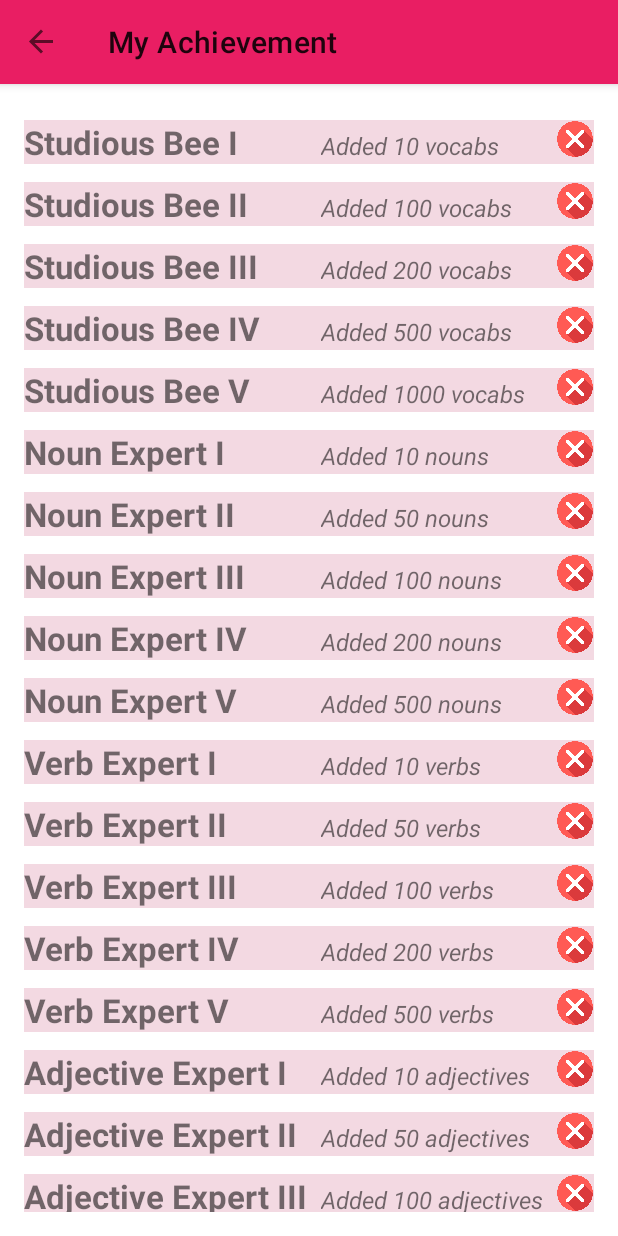
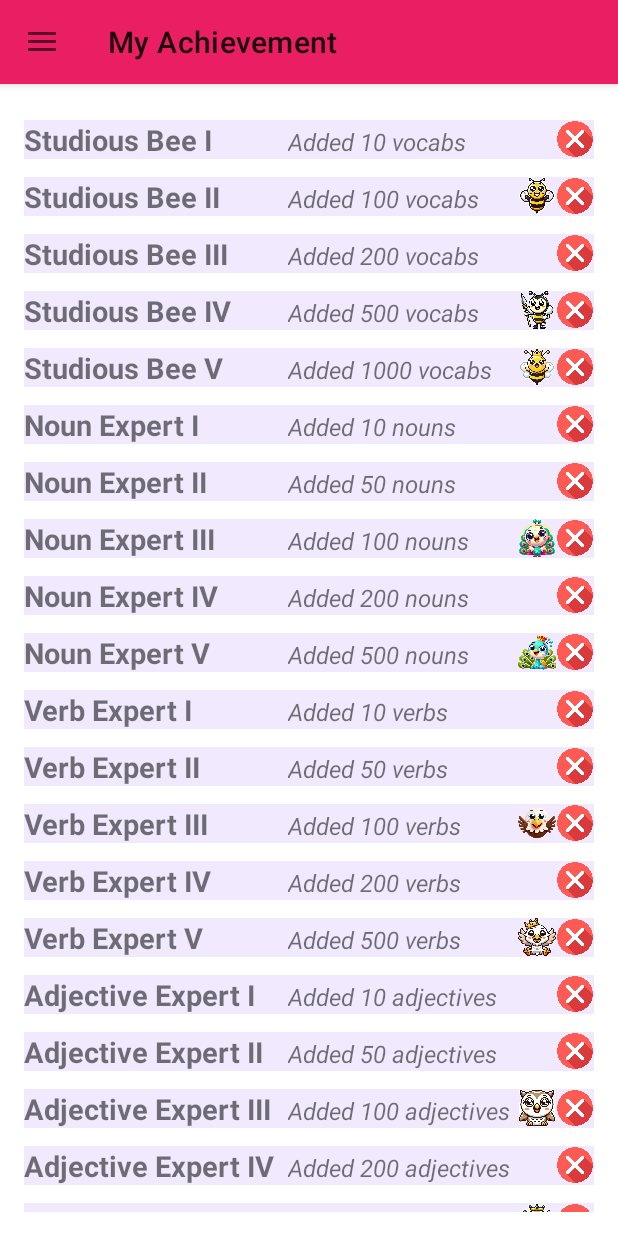
Before and after one commit to Lelekhoa1812/Linguaphile, an Android app: the MyAchievementFragment screen opened through its navigation route, on a phone screen of 412 x 824 dp. Run offline under Robolectric (Android 15) with nearby library versions, the phone set to English and light mode, and no system bars; our stand-ins replace Room's generated code, data binding, navigation-ui.

Commit message:
Twentyth commit. Solve these TODO from 19th commit: Define proper method asserting user's achievements. Enable locking avatar below achievement and allow dynamic avatar achievements on user's reach. Also, add more image resources.

```diff
--- a/app/src/main/java/com/example/linguaphile/MainActivity.kt
+++ b/app/src/main/java/com/example/linguaphile/MainActivity.kt
@@ -70,7 +70,8 @@
                 R.id.homeFragment,
                 R.id.addVocabularyFragment,
                 R.id.miniGameFragment,
-                R.id.profileFragment
+                R.id.profileFragment,
+                R.id.myAchievementFragment
             ), binding.drawerLayout
         )
         // Set up the navigation UI with the toolbar and drawer
--- a/app/src/main/java/com/example/linguaphile/adapters/AchievementAdapter.kt
+++ b/app/src/main/java/com/example/linguaphile/adapters/AchievementAdapter.kt
@@ -16,6 +16,7 @@
     class AchievementViewHolder(itemView: View) : RecyclerView.ViewHolder(itemView) {
         val achievementName: TextView = itemView.findViewById(R.id.achievementName)
         val achievementDescription: TextView = itemView.findViewById(R.id.achievementDescription)
+        val achievementUnlockImage: ImageView = itemView.findViewById(R.id.achievementUnlockImage)
         val achievementStatusImage: ImageView = itemView.findViewById(R.id.achievementStatusImage)
     }
 
@@ -30,11 +31,10 @@
         val achievement = achievementList[position]
         holder.achievementName.text = achievement.name
         holder.achievementDescription.text = achievement.description
+        // Set possible unlocked image on this achievement
+        achievement.unlockImageResId?.let { holder.achievementUnlockImage.setImageResource(it) }
         // Set image resource dynamically on achievement task status
-        var imageResId = R.drawable.no
-        if (achievement.status == 1) { imageResId = R.drawable.yes }
-        else { imageResId = R.drawable.no }
-        holder.achievementStatusImage.setImageResource(imageResId)
+        holder.achievementStatusImage.setImageResource(achievement.status)
     }
 
     // Count total number of item
--- a/app/src/main/java/com/example/linguaphile/entities/Achievement.kt
+++ b/app/src/main/java/com/example/linguaphile/entities/Achievement.kt
@@ -8,5 +8,6 @@
     @PrimaryKey(autoGenerate = true) val id: Int = 0,
     val name: String,
     val description: String,
+    val unlockImageResId: Int?, // The possible image can be unlocked with an achievement task
     val status: Int // True if completed, false otherwise, 1/0
 )
--- a/app/src/main/java/com/example/linguaphile/fragments/MyAchievementFragment.kt
+++ b/app/src/main/java/com/example/linguaphile/fragments/MyAchievementFragment.kt
@@ -1,6 +1,7 @@
 package com.example.linguaphile.fragments
 
 import android.os.Bundle
+import android.util.Log
 import android.view.LayoutInflater
 import android.view.View
 import android.view.ViewGroup
@@ -49,6 +50,13 @@
         val totalAdjectives = vocabularyList.count { it.type == "Adjective" }
         val totalAdverbs = vocabularyList.count { it.type == "Adverb" }
 
+        // Track and log all variable in advance
+        Log.d("MyAchievementFragment", totalVocab.toString())
+        Log.d("MyAchievementFragment", totalNouns.toString())
+        Log.d("MyAchievementFragment", totalVerbs.toString())
+        Log.d("MyAchievementFragment", totalAdjectives.toString())
+        Log.d("MyAchievementFragment", totalAdverbs.toString())
+
         // Track mini game completed and days logging in
 //        val completedMiniGames = vocabularyViewModel.getCompletedMiniGamesCount()
 //        val daysLoggedIn = vocabularyViewModel.getDaysLoggedIn()
@@ -62,39 +70,39 @@
 //            Achievement(4, "Enthusiast IV", "Logged in for 90 days", if (vocabularyViewModel.getDaysLoggedIn() >= 90) R.drawable.yes else R.drawable.no),
 
             // Studious Bee Achievements
-            Achievement(5, "Studious Bee I", "Added 10 vocabs", if (totalVocab >= 10) R.drawable.yes else R.drawable.no),
-            Achievement(6, "Studious Bee II", "Added 100 vocabs", if (totalVocab >= 100) R.drawable.yes else R.drawable.no),
-            Achievement(7, "Studious Bee III", "Added 200 vocabs", if (totalVocab >= 200) R.drawable.yes else R.drawable.no),
-            Achievement(8, "Studious Bee IV", "Added 500 vocabs", if (totalVocab >= 500) R.drawable.yes else R.drawable.no),
-            Achievement(9, "Studious Bee V", "Added 1000 vocabs", if (totalVocab >= 1000) R.drawable.yes else R.drawable.no),
+            Achievement(5, "Studious Bee I", "Added 10 vocabs", null, if (totalVocab >= 10) R.drawable.yes else R.drawable.no),
+            Achievement(6, "Studious Bee II", "Added 100 vocabs", R.drawable.bee1, if (totalVocab >= 100) R.drawable.yes else R.drawable.no),
+            Achievement(7, "Studious Bee III", "Added 200 vocabs", null, if (totalVocab >= 200) R.drawable.yes else R.drawable.no),
+            Achievement(8, "Studious Bee IV", "Added 500 vocabs", R.drawable.bee2, if (totalVocab >= 500) R.drawable.yes else R.drawable.no),
+            Achievement(9, "Studious Bee V", "Added 1000 vocabs", R.drawable.bee3, if (totalVocab >= 1000) R.drawable.yes else R.drawable.no),
 
             // Noun Expert Achievements
-            Achievement(10, "Noun Expert I", "Added 10 nouns", if (totalNouns >= 10) R.drawable.yes else R.drawable.no),
-            Achievement(11, "Noun Expert II", "Added 50 nouns", if (totalNouns >= 50) R.drawable.yes else R.drawable.no),
-            Achievement(12, "Noun Expert III", "Added 100 nouns", if (totalNouns >= 100) R.drawable.yes else R.drawable.no),
-            Achievement(13, "Noun Expert IV", "Added 200 nouns", if (totalNouns >= 200) R.drawable.yes else R.drawable.no),
-            Achievement(14, "Noun Expert V", "Added 500 nouns", if (totalNouns >= 500) R.drawable.yes else R.drawable.no),
+            Achievement(10, "Noun Expert I", "Added 10 nouns", null, if (totalNouns >= 10) R.drawable.yes else R.drawable.no),
+            Achievement(11, "Noun Expert II", "Added 50 nouns", null, if (totalNouns >= 50) R.drawable.yes else R.drawable.no),
+            Achievement(12, "Noun Expert III", "Added 100 nouns", R.drawable.peacock1, if (totalNouns >= 100) R.drawable.yes else R.drawable.no),
+            Achievement(13, "Noun Expert IV", "Added 200 nouns", null, if (totalNouns >= 200) R.drawable.yes else R.drawable.no),
+            Achievement(14, "Noun Expert V", "Added 500 nouns", R.drawable.peacock2, if (totalNouns >= 500) R.drawable.yes else R.drawable.no),
 
             // Verb Expert Achievements
-            Achievement(15, "Verb Expert I", "Added 10 verbs", if (totalVerbs >= 10) R.drawable.yes else R.drawable.no),
-            Achievement(16, "Verb Expert II", "Added 50 verbs", if (totalVerbs >= 50) R.drawable.yes else R.drawable.no),
-            Achievement(17, "Verb Expert III", "Added 100 verbs", if (totalVerbs >= 100) R.drawable.yes else R.drawable.no),
-            Achievement(18, "Verb Expert IV", "Added 200 verbs", if (totalVerbs >= 200) R.drawable.yes else R.drawable.no),
-            Achievement(19, "Verb Expert V", "Added 500 verbs", if (totalVerbs >= 500) R.drawable.yes else R.drawable.no),
+            Achievement(15, "Verb Expert I", "Added 10 verbs", null, if (totalVerbs >= 10) R.drawable.yes else R.drawable.no),
+            Achievement(16, "Verb Expert II", "Added 50 verbs", null, if (totalVerbs >= 50) R.drawable.yes else R.drawable.no),
+            Achievement(17, "Verb Expert III", "Added 100 verbs", R.drawable.eagle1, if (totalVerbs >= 100) R.drawable.yes else R.drawable.no),
+            Achievement(18, "Verb Expert IV", "Added 200 verbs", null, if (totalVerbs >= 200) R.drawable.yes else R.drawable.no),
+            Achievement(19, "Verb Expert V", "Added 500 verbs", R.drawable.eagle2, if (totalVerbs >= 500) R.drawable.yes else R.drawable.no),
 
             // Adjective Expert Achievements
-            Achievement(20, "Adjective Expert I", "Added 10 adjectives", if (totalAdjectives >= 10) R.drawable.yes else R.drawable.no),
-            Achievement(21, "Adjective Expert II", "Added 50 adjectives", if (totalAdjectives >= 50) R.drawable.yes else R.drawable.no),
-            Achievement(22, "Adjective Expert III", "Added 100 adjectives", if (totalAdjectives >= 100) R.drawable.yes else R.drawable.no),
-            Achievement(23, "Adjective Expert IV", "Added 200 adjectives", if (totalAdjectives >= 200) R.drawable.yes else R.drawable.no),
-            Achievement(24, "Adjective Expert V", "Added 500 adjectives", if (totalAdjectives >= 500) R.drawable.yes else R.drawable.no),
+            Achievement(20, "Adjective Expert I", "Added 10 adjectives", null, if (totalAdjectives >= 10) R.drawable.yes else R.drawable.no),
+            Achievement(21, "Adjective Expert II", "Added 50 adjectives", null, if (totalAdjectives >= 50) R.drawable.yes else R.drawable.no),
+            Achievement(22, "Adjective Expert III", "Added 100 adjectives", R.drawable.owl1, if (totalAdjectives >= 100) R.drawable.yes else R.drawable.no),
+            Achievement(23, "Adjective Expert IV", "Added 200 adjectives", null, if (totalAdjectives >= 200) R.drawable.yes else R.drawable.no),
+            Achievement(24, "Adjective Expert V", "Added 500 adjectives", R.drawable.owl2, if (totalAdjectives >= 500) R.drawable.yes else R.drawable.no),
 
             // Adverb Expert Achievements
-            Achievement(25, "Adverb Expert I", "Added 10 adverbs", if (totalAdverbs >= 10) R.drawable.yes else R.drawable.no),
-            Achievement(26, "Adverb Expert II", "Added 50 adverbs", if (totalAdverbs >= 50) R.drawable.yes else R.drawable.no),
-            Achievement(27, "Adverb Expert III", "Added 100 adverbs", if (totalAdverbs >= 100) R.drawable.yes else R.drawable.no),
-            Achievement(28, "Adverb Expert IV", "Added 200 adverbs", if (totalAdverbs >= 200) R.drawable.yes else R.drawable.no),
-            Achievement(29, "Adverb Expert V", "Added 500 adverbs", if (totalAdverbs >= 500) R.drawable.yes else R.drawable.no),
+            Achievement(25, "Adverb Expert I", "Added 10 adverbs", null, if (totalAdverbs >= 10) R.drawable.yes else R.drawable.no),
+            Achievement(26, "Adverb Expert II", "Added 50 adverbs", null, if (totalAdverbs >= 50) R.drawable.yes else R.drawable.no),
+            Achievement(27, "Adverb Expert III", "Added 100 adverbs", R.drawable.parrot1, if (totalAdverbs >= 100) R.drawable.yes else R.drawable.no),
+            Achievement(28, "Adverb Expert IV", "Added 200 adverbs", null, if (totalAdverbs >= 200) R.drawable.yes else R.drawable.no),
+            Achievement(29, "Adverb Expert V", "Added 500 adverbs", R.drawable.parrot2, if (totalAdverbs >= 500) R.drawable.yes else R.drawable.no),
 
             // Hunter Achievements
 //            Achievement(30, "Hunter I", "Aced 1 mini game", if (completedMiniGames >= 1) R.drawable.yes else R.drawable.no),
--- a/app/src/main/java/com/example/linguaphile/fragments/ProfileFragment.kt
+++ b/app/src/main/java/com/example/linguaphile/fragments/ProfileFragment.kt
@@ -68,11 +68,11 @@
             R.drawable.user, R.drawable.cat, R.drawable.dog, R.drawable.frog,
             R.drawable.jaguar, R.drawable.kangaroo, R.drawable.ox, R.drawable.rabbit,
             // rare
-            R.drawable.bee1, R.drawable.elephant, R.drawable.monkey,
+            R.drawable.bee1, R.drawable.elephant, R.drawable.peacock1, R.drawable.eagle1, R.drawable.owl1, R.drawable.parrot1, R.drawable.monkey,
             // epic
             R.drawable.bee2, R.drawable.bear, R.drawable.dolphin,
             // legendary
-            R.drawable.bee3, R.drawable.lion, R.drawable.robot
+            R.drawable.bee3, R.drawable.lion, R.drawable.peacock2, R.drawable.eagle2, R.drawable.owl2, R.drawable.parrot2, R.drawable.robot
         )
         // Clear existing views to prevent duplicates
         binding.avatarLinearLayout.removeAllViews()
@@ -123,13 +123,13 @@
             R.drawable.jaguar, R.drawable.kangaroo, R.drawable.ox, R.drawable.rabbit -> {
                 resources.getColor(R.color.ivory, null) }
             // rare class
-            R.drawable.bee1, R.drawable.elephant, R.drawable.monkey -> {
+            R.drawable.bee1, R.drawable.elephant, R.drawable.peacock1, R.drawable.eagle1, R.drawable.owl1, R.drawable.parrot1, R.drawable.monkey -> {
                 resources.getColor(R.color.green, null) }
             // epic class
             R.drawable.bee2, R.drawable.bear, R.drawable.dolphin -> {
                 resources.getColor(R.color.blue, null) }
             // legendary class
-            R.drawable.bee3, R.drawable.lion, R.drawable.robot -> {
+            R.drawable.bee3, R.drawable.lion, R.drawable.peacock2, R.drawable.eagle2, R.drawable.owl2, R.drawable.parrot2, R.drawable.robot -> {
                 resources.getColor(R.color.purple, null) }
             else -> resources.getColor(R.color.ivory, null) // Default to ivory if not matched
         }
--- a/app/src/main/res/layout/achievement_item.xml
+++ b/app/src/main/res/layout/achievement_item.xml
@@ -3,17 +3,17 @@
     android:layout_width="match_parent"
     android:layout_height="wrap_content"
     android:orientation="horizontal"
-    android:background="@color/pink"
+    android:background="#F1EAFF"
     android:layout_marginBottom="12dp">
 
     <!-- Name of Task -->
     <TextView
         android:id="@+id/achievementName"
-        android:layout_width="120dp"
+        android:layout_width="100dp"
         android:layout_height="wrap_content"
         android:layout_weight="1"
         android:text="Achievement Name"
-        android:textSize="22sp"
+        android:textSize="19sp"
         android:textStyle="bold" />
 
     <!-- Description of Task -->
@@ -26,7 +26,14 @@
         android:textSize="16sp"
         android:textStyle="italic" />
 
+    <!-- Achievement Unlock Image of Task -->
+
     <!-- Status Image of Task -->
+    <ImageView
+        android:id="@+id/achievementUnlockImage"
+        android:layout_width="25dp"
+        android:layout_height="25dp" />
+
     <ImageView
         android:id="@+id/achievementStatusImage"
         android:layout_width="25dp"
```
Also changed, not shown: app/src/main/res/drawable/eagle1.png (added), app/src/main/res/drawable/eagle2.png (added), app/src/main/res/drawable/owl1.png (added), app/src/main/res/drawable/owl2.png (added), app/src/main/res/drawable/parrot1.png (added), app/src/main/res/drawable/parrot2.png (added), app/src/main/res/drawable/peacock1.png (added), app/src/main/res/drawable/peacock2.png (added).
